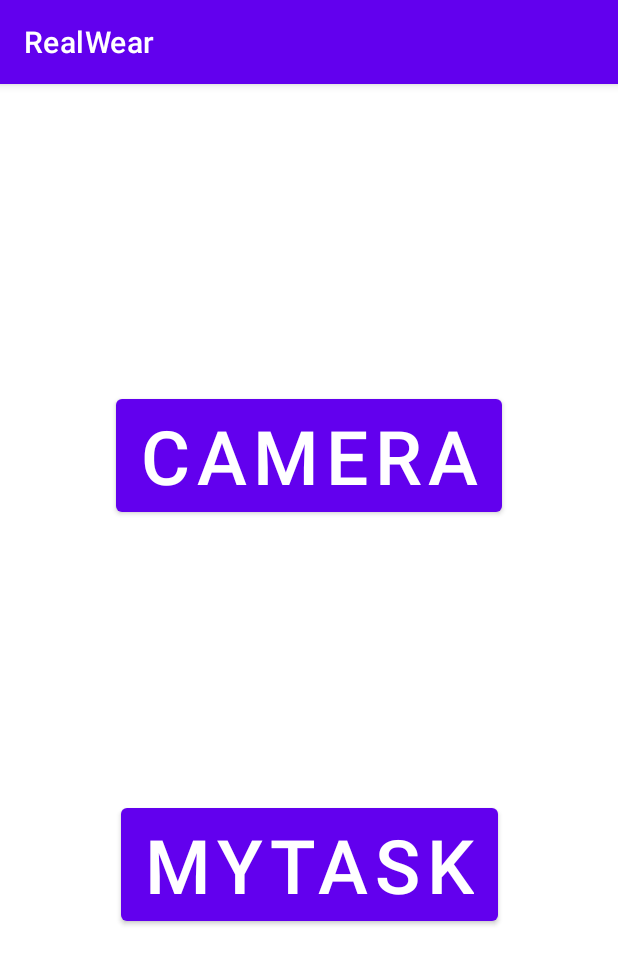
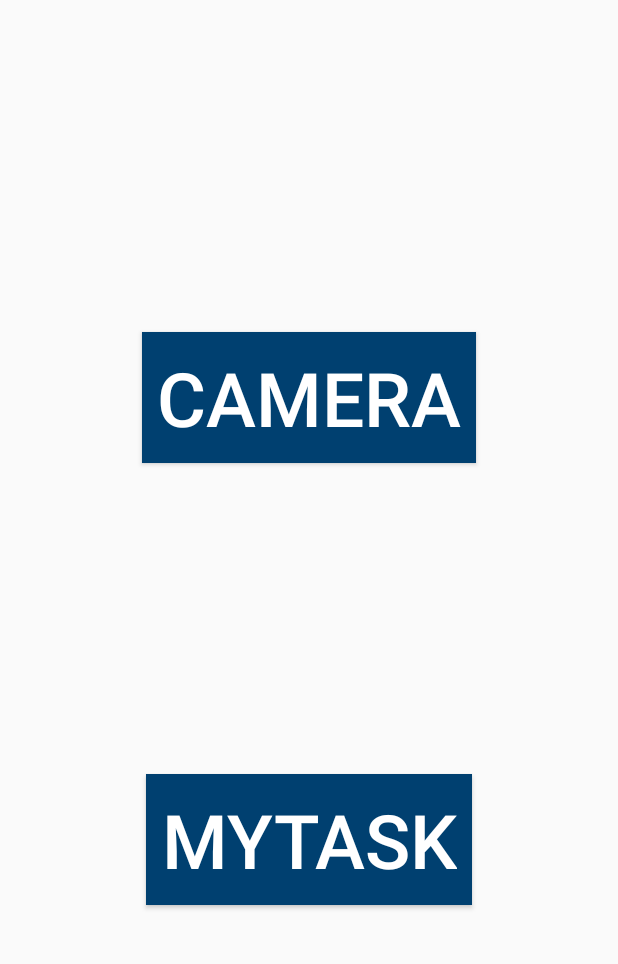
Before and after one commit to dawn-Wi/RealWear, an Android app: the screen it shows after launch (MainActivity), on a phone screen of 412 x 824 dp. Shown: the top 964 px of the screen. Run offline under Robolectric (Android 15) with nearby library versions, the phone set to English and light mode, and no system bars; our stand-ins replace Firebase (no records; nobody signed in at launch, a user with empty details on screens opened directly); 4 statements that could not run were skipped.

Commit message:
layout change(:ing)

```diff
--- a/app/src/main/res/layout/fragment_home.xml
+++ b/app/src/main/res/layout/fragment_home.xml
@@ -11,8 +11,11 @@
         android:id="@+id/home_bt_camera"
         android:layout_width="wrap_content"
         android:layout_height="wrap_content"
+        android:background="@color/gauss_blue"
         android:text="@string/button_camera"
+        android:textColor="@color/white"
         android:textSize="50dp"
+        android:padding="10dp"
         app:layout_constraintBottom_toBottomOf="parent"
         app:layout_constraintEnd_toEndOf="parent"
         app:layout_constraintStart_toStartOf="parent"
@@ -24,9 +27,12 @@
         android:id="@+id/home_bt_mytask"
         android:layout_width="wrap_content"
         android:layout_height="wrap_content"
+        android:background="@color/gauss_blue"
         android:gravity="center"
         android:text="@string/button_myTask"
+        android:textColor="@color/white"
         android:textSize="50dp"
+        android:padding="10dp"
         app:layout_constraintBottom_toBottomOf="parent"
         app:layout_constraintEnd_toEndOf="parent"
         app:layout_constraintStart_toStartOf="parent"
--- a/app/src/main/res/values/styles.xml
+++ b/app/src/main/res/values/styles.xml
@@ -1,6 +1,5 @@
 <?xml version="1.0" encoding="utf-8"?>
 <resources>
-
     <style name="taskList_header">
         <item name="android:layout_width">0dp</item>
         <item name="android:layout_height">wrap_content</item>
--- a/app/src/main/res/values/themes.xml
+++ b/app/src/main/res/values/themes.xml
@@ -1,6 +1,7 @@
 <resources xmlns:tools="http://schemas.android.com/tools">
     <!-- Base application theme. -->
-    <style name="Theme.RealWear" parent="Theme.MaterialComponents.DayNight.DarkActionBar">
+<!--    <style name="Theme.RealWear" parent="Theme.MaterialComponents.DayNight.DarkActionBar">-->
+    <style name="Theme.RealWear" parent="Theme.AppCompat.Light.NoActionBar">
         <!-- Primary brand color. -->
         <item name="colorPrimary">@color/purple_500</item>
         <item name="colorPrimaryVariant">@color/purple_700</item>
```
